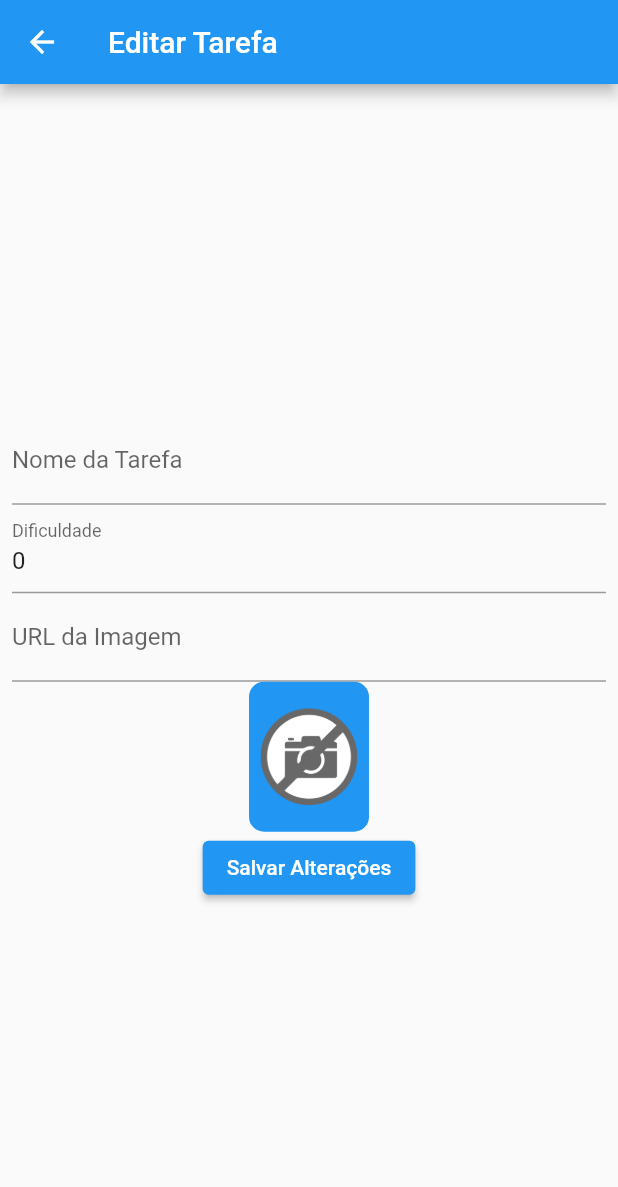
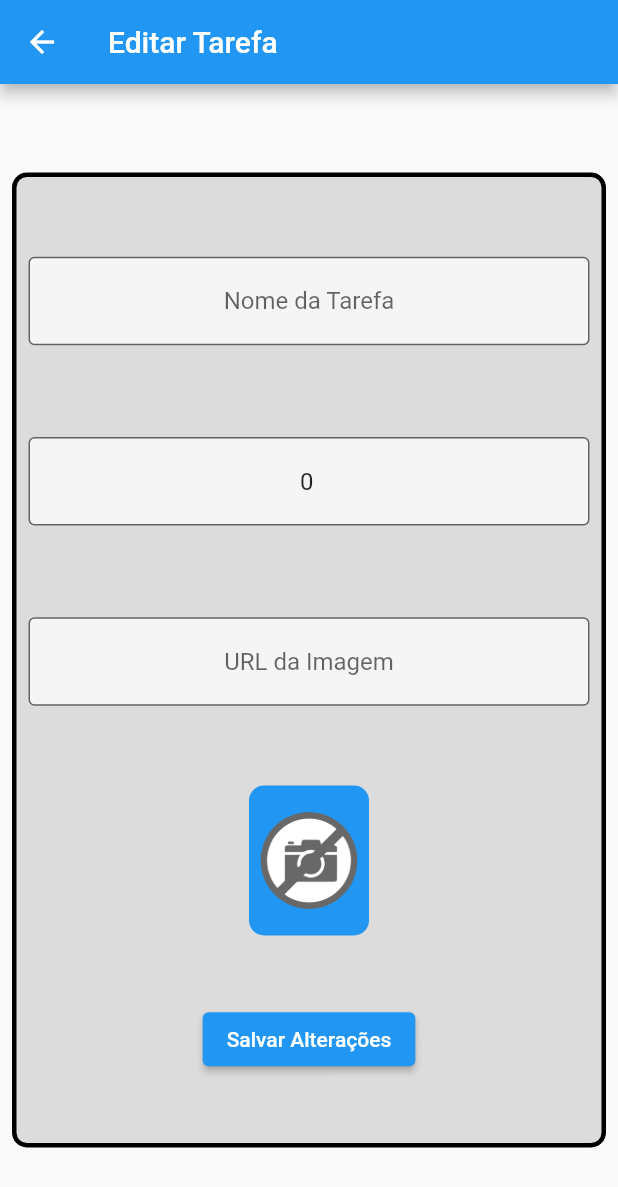
Before and after one commit to NicolasStorti/flutter-task, a Flutter app: the EditTaskScreen screen opened directly with empty values, on a phone screen of 412 x 824 dp. Shown: the top 1187 px of the screen. Run offline on Flutter 3.47's test engine with Material 2 defaults, Android fonts, the phone set to English and light mode, and no system bars; our stand-ins replace sqflite; accounts and stored records are empty; network calls fail.

Commit message:
Adicionado Styles no Form Edit

```diff
--- a/lib/screens/edit_taskScreen.dart
+++ b/lib/screens/edit_taskScreen.dart
@@ -46,10 +46,22 @@ class _EditTaskScreenState extends State<EditTaskScreen> {
         ),
         body: Padding(
           padding: const EdgeInsets.all(8.0),
+          child: Center(
+            child: SingleChildScrollView(
+              child: Container(
+                height: 650,
+                width: 400,
+                decoration: BoxDecoration(
+                    color: Colors.black12,
+                    borderRadius: BorderRadius.circular(10),
+                    border: Border.all(width: 3)),
                 child: Column(
-            mainAxisAlignment: MainAxisAlignment.center,
+                  mainAxisAlignment: MainAxisAlignment.spaceEvenly,
+                  crossAxisAlignment: CrossAxisAlignment.center,
                   children: [
-              TextFormField(
+                    Padding(
+                      padding: const EdgeInsets.all(8.0),
+                      child: TextFormField(
                         validator: (value) {
                           if (valueValidator(value)) {
                             return 'Insira o nome da Tarefa';
@@ -57,9 +69,18 @@ class _EditTaskScreenState extends State<EditTaskScreen> {
                           return null;
                         },
                         controller: nameController,
-                decoration: InputDecoration(labelText: 'Nome da Tarefa'),
+                        textAlign: TextAlign.center,
+                        decoration: const InputDecoration(
+                          border: OutlineInputBorder(),
+                          hintText: 'Nome da Tarefa',
+                          fillColor: Colors.white70,
+                          filled: true,
                         ),
-              TextFormField(
+                      ),
+                    ),
+                    Padding(
+                      padding: const EdgeInsets.all(8.0),
+                      child: TextFormField(
                         validator: (value) {
                           if (difficultyValidator(value)) {
                             return 'Insira uma Dificuldade entre 1 e 5';
@@ -68,9 +89,18 @@ class _EditTaskScreenState extends State<EditTaskScreen> {
                         },
                         keyboardType: TextInputType.number,
                         controller: difficultyController,
-                decoration: InputDecoration(labelText: 'Dificuldade'),
+                        textAlign: TextAlign.center,
+                        decoration: const InputDecoration(
+                          border: OutlineInputBorder(),
+                          hintText: 'Dificuldade',
+                          fillColor: Colors.white70,
+                          filled: true,
                         ),
-              TextFormField(
+                      ),
+                    ),
+                    Padding(
+                      padding: const EdgeInsets.all(8.0),
+                      child: TextFormField(
                         validator: (value) {
                           if (valueValidator(value)) {
                             return 'Insira uma URL de Imagem!';
@@ -82,7 +112,14 @@ class _EditTaskScreenState extends State<EditTaskScreen> {
                           setState(() {});
                         },
                         controller: imageController,
-                decoration: InputDecoration(labelText: 'URL da Imagem'),
+                        textAlign: TextAlign.center,
+                        decoration: const InputDecoration(
+                          border: OutlineInputBorder(),
+                          hintText: 'URL da Imagem',
+                          fillColor: Colors.white70,
+                          filled: true,
+                        ),
+                      ),
                     ),
                     Container(
                       height: 100,
@@ -115,13 +152,15 @@ class _EditTaskScreenState extends State<EditTaskScreen> {
                             if (rowsAffected > 0) {
                               ScaffoldMessenger.of(context).showSnackBar(
                                 SnackBar(
-                            content: Text('Tarefa atualizada com sucesso!'),
+                                  content:
+                                      Text('Tarefa atualizada com sucesso!'),
                                 ),
                               );
                             } else {
                               ScaffoldMessenger.of(context).showSnackBar(
                                 SnackBar(
-                            content: Text('Você não pode alterar o nome!'),
+                                  content:
+                                      Text('Você não pode alterar o nome!'),
                                 ),
                               );
                             }
@@ -131,8 +170,10 @@ class _EditTaskScreenState extends State<EditTaskScreen> {
                       },
                       child: Text('Salvar Alterações'),
                     ),
-
                   ],
+                ),
+              ),
+            ),
           ),
         ),
       ),
```
Lines whose indentation alone changed are shown as unchanged.
